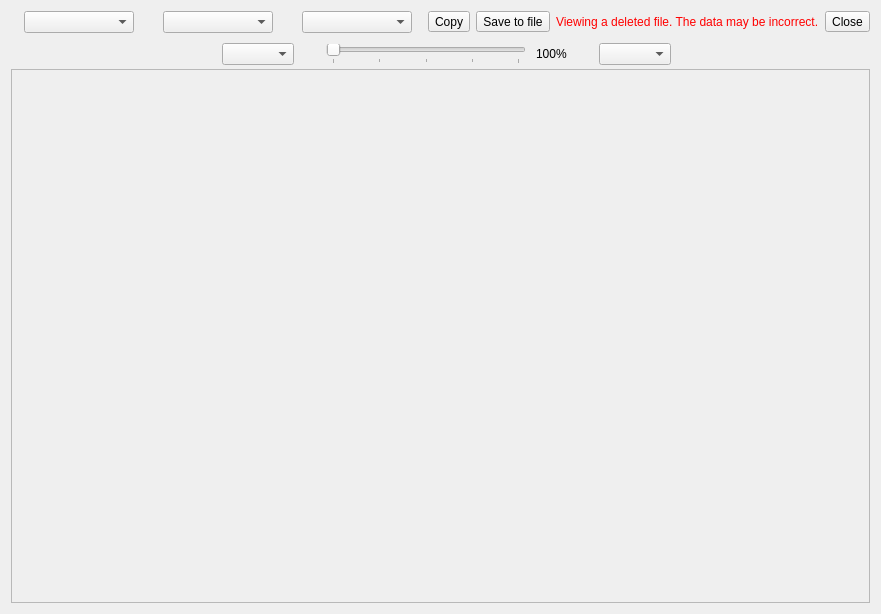
Ptr314/dsk_commander, file src/viewdialog.ui: the form before one commit.
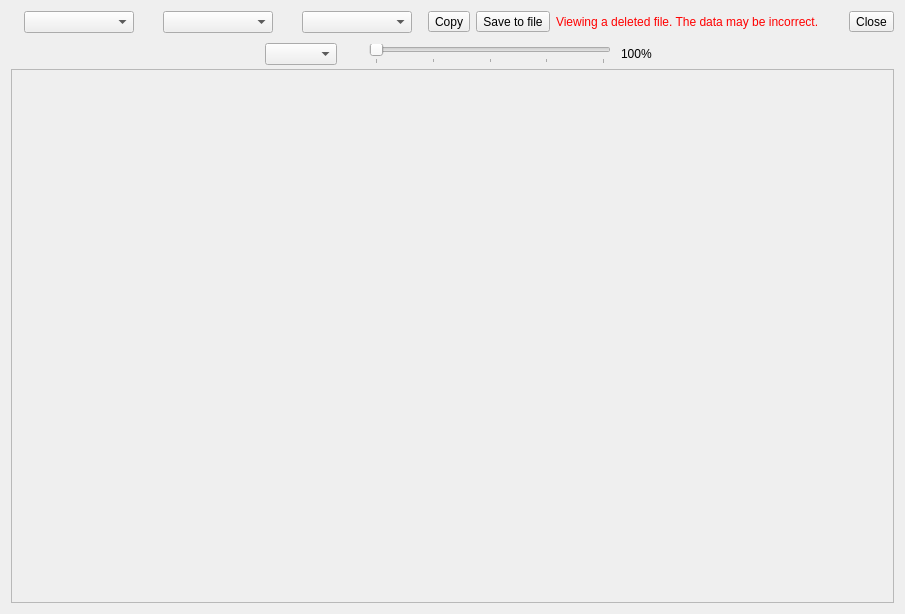
The form after the commit. The open tabs and pages were chosen to show the change. Icons and pictures are not drawn.

Patch:
```diff
--- a/src/viewdialog.ui
+++ b/src/viewdialog.ui
@@ -10,7 +10,7 @@
    <rect>
     <x>0</x>
     <y>0</y>
-    <width>804</width>
+    <width>905</width>
     <height>614</height>
    </rect>
   </property>
@@ -475,73 +475,7 @@
             </widget>
            </item>
            <item>
-            <spacer name="horizontalSpacer_6">
-             <property name="orientation">
-              <enum>Qt::Orientation::Horizontal</enum>
-             </property>
-             <property name="sizeType">
-              <enum>QSizePolicy::Policy::Preferred</enum>
-             </property>
-             <property name="sizeHint" stdset="0">
-              <size>
-               <width>20</width>
-               <height>20</height>
-              </size>
-             </property>
-            </spacer>
-           </item>
-           <item>
-            <widget class="QLabel" name="optionsLabel">
-             <property name="minimumSize">
-              <size>
-               <width>0</width>
-               <height>0</height>
-              </size>
-             </property>
-             <property name="maximumSize">
-              <size>
-               <width>20</width>
-               <height>20</height>
-              </size>
-             </property>
-             <property name="toolTip">
-              <string notr="true"/>
-             </property>
-             <property name="text">
-              <string notr="true"/>
-             </property>
-             <property name="pixmap">
-              <pixmap resource="resources.qrc">:/icons/palette</pixmap>
-             </property>
-             <property name="scaledContents">
-              <bool>true</bool>
-             </property>
-             <property name="margin">
-              <number>0</number>
-             </property>
-            </widget>
-           </item>
-           <item>
-            <spacer name="horizontalSpacer_7">
-             <property name="orientation">
-              <enum>Qt::Orientation::Horizontal</enum>
-             </property>
-             <property name="sizeType">
-              <enum>QSizePolicy::Policy::Preferred</enum>
-             </property>
-             <property name="sizeHint" stdset="0">
-              <size>
-               <width>5</width>
-               <height>20</height>
-              </size>
-             </property>
-            </spacer>
-           </item>
-           <item>
-            <widget class="QComboBox" name="optionsCombo"/>
-           </item>
-           <item>
-            <spacer name="horizontalSpacer_4">
+            <spacer name="right_spacer">
              <property name="orientation">
               <enum>Qt::Orientation::Horizontal</enum>
              </property>
@@ -565,8 +499,8 @@
              <rect>
               <x>0</x>
               <y>0</y>
-              <width>786</width>
-              <height>530</height>
+              <width>883</width>
+              <height>522</height>
              </rect>
             </property>
             <layout class="QVBoxLayout" name="verticalLayout_4">
```
Left out of the diff: 8 changed lines with no effect on the pictures.
